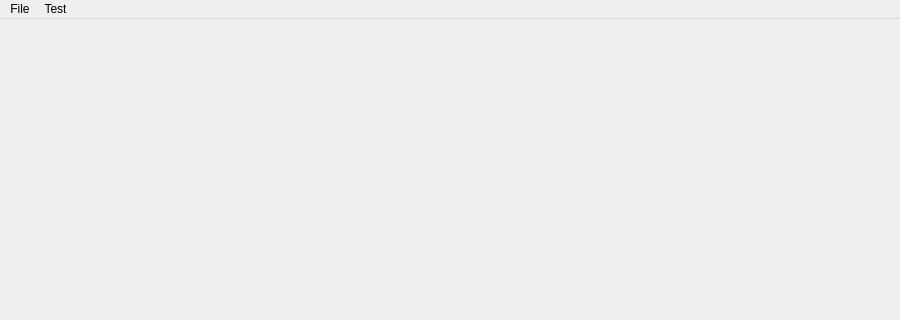
The window that Aether QTest Runner/aether_qtest_runner_executable/MainWindow.ui (Aethermeister/Aether-Projects---QTest-Runner) describes before a commit, drawn with Qt 5; both pictures show x 0 to 900 and y 0 to 320 of the 900 by 600 pixel window.
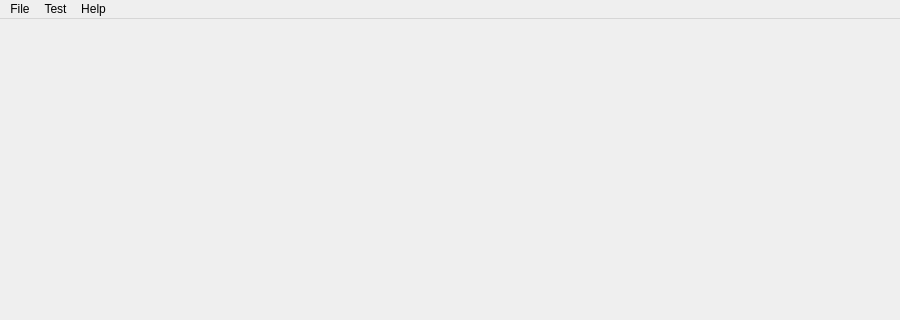
The same window after the commit.

```diff
--- a/Aether QTest Runner/aether_qtest_runner_executable/MainWindow.ui
+++ b/Aether QTest Runner/aether_qtest_runner_executable/MainWindow.ui
@@ -37,8 +37,16 @@
     </property>
     <addaction name="m_run_test_action"/>
    </widget>
+   <widget class="QMenu" name="menuHelp">
+    <property name="title">
+     <string>Help</string>
+    </property>
+    <addaction name="m_about_action"/>
+    <addaction name="m_about_qt_action"/>
+   </widget>
    <addaction name="menuFile"/>
    <addaction name="menuTest"/>
+   <addaction name="menuHelp"/>
   </widget>
   <widget class="QStatusBar" name="statusBar"/>
   <action name="m_exit_action">
```
Left out of the diff: 12 changed lines with no effect on the pictures.
